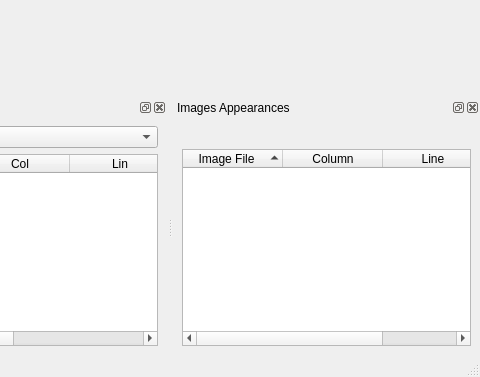
Above: EDU/trunk/qt/interface/FotoTriForm.ui from e-foto/e-foto before the change; both pictures show x 766 to 1246 and y 429 to 806 of the 1246 by 806 pixel window. Below: the same form after it.
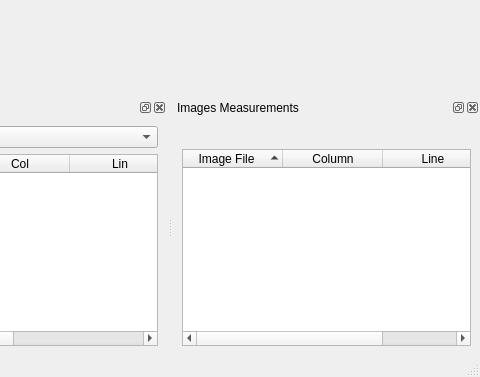
That is the form after the change. Icons and pictures are not drawn. Custom widgets are drawn as their Qt base class.

```diff
--- a/EDU/trunk/qt/interface/FotoTriForm.ui
+++ b/EDU/trunk/qt/interface/FotoTriForm.ui
@@ -524,7 +524,7 @@
     </size>
    </property>
    <property name="windowTitle">
-    <string>Images Appearances</string>
+    <string>Images Measurements</string>
    </property>
    <attribute name="dockWidgetArea">
     <number>8</number>
```
Left out of the diff: 12 changed lines with no effect on the pictures.
